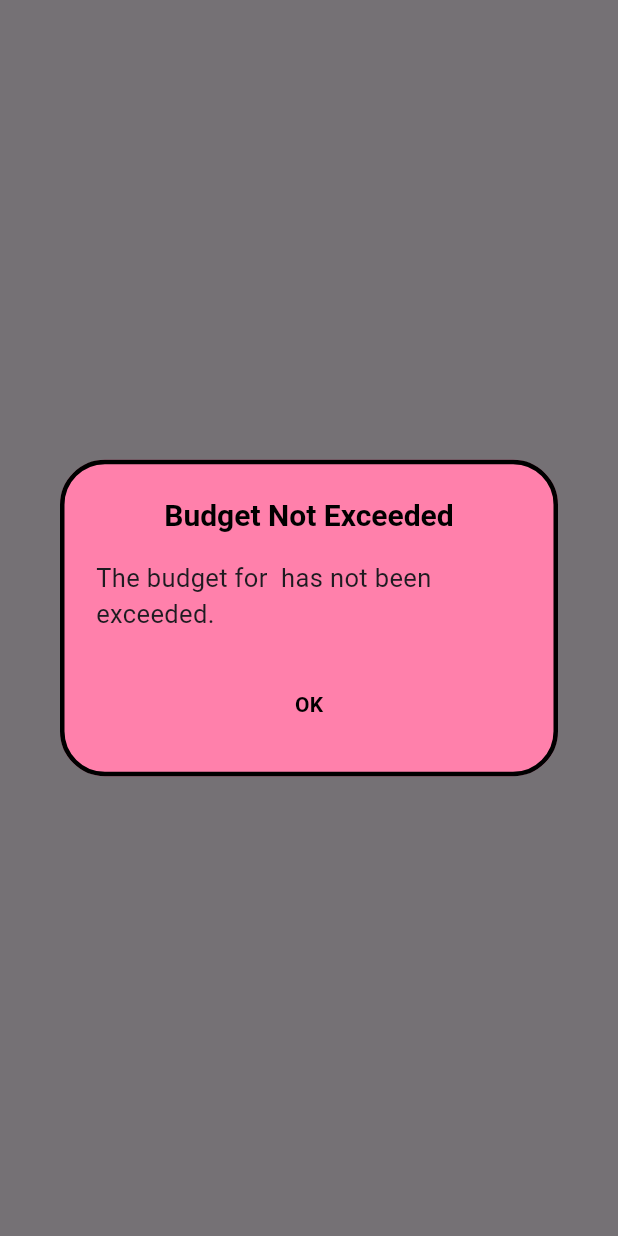
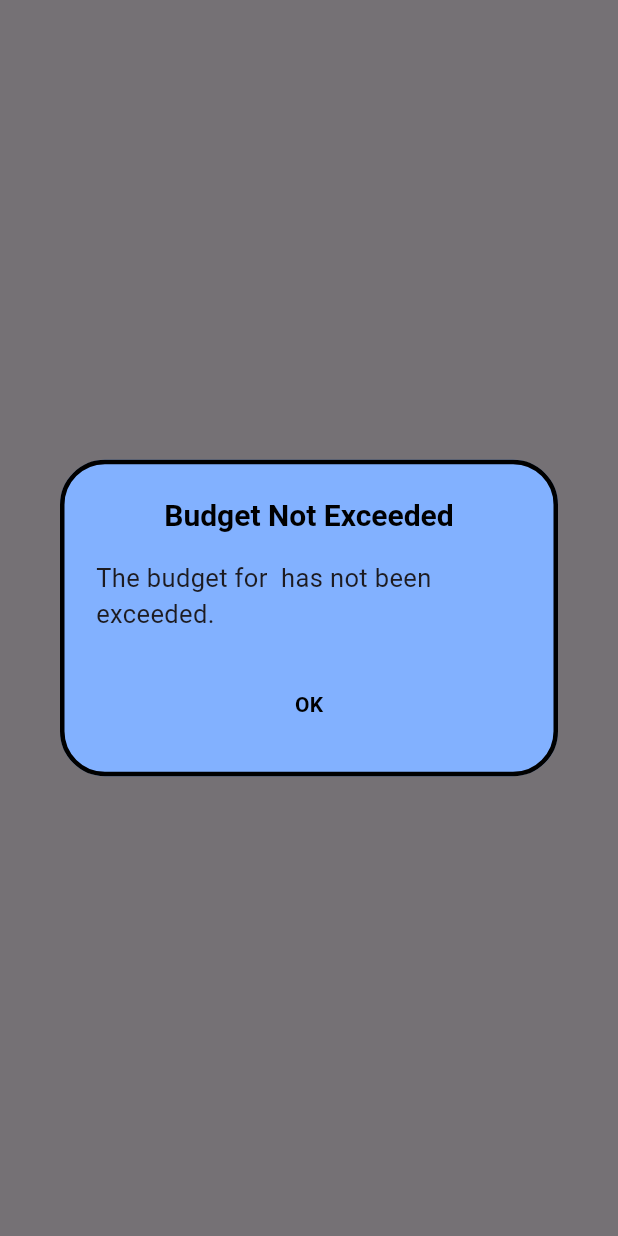
Before and after one commit to SophieNguyen113/Personal-Finance-Manager, a Flutter app: what showNotExceedDialog() shows on an empty page, opened directly with empty values, on a phone screen of 412 x 824 dp. Run offline on Flutter 3.47's test engine with Material 3 defaults, Android fonts, the phone set to English and light mode, and no system bars; our stand-ins replace community_charts_flutter, google_fonts, sqflite; accounts and stored records are empty.

Commit message:
flutter build

```diff
--- a/lib/screens/budget_setup_screen.dart
+++ b/lib/screens/budget_setup_screen.dart
@@ -94,7 +94,7 @@ class BudgetSetupScreenState extends State<BudgetSetupScreen> {
                         value,
                         style: GoogleFonts.rubik(
                           color: Colors.black,
-                          fontSize: 20,
+                          fontSize: 18,
                         ),
                       ),
                     );
--- a/lib/utils/dialog_widgets.dart
+++ b/lib/utils/dialog_widgets.dart
@@ -62,7 +62,7 @@ class DialogWidgets {
         context: context,
         builder: (BuildContext context) {
           return AlertDialog(
-            backgroundColor: Colors.pinkAccent.shade100,
+            backgroundColor: Colors.blueAccent.shade100,
             shape: RoundedRectangleBorder(
               borderRadius: BorderRadius.circular(30.0),
               side: BorderSide(
```
